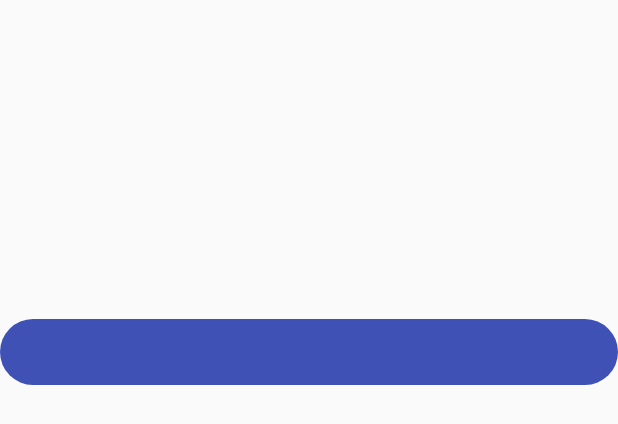
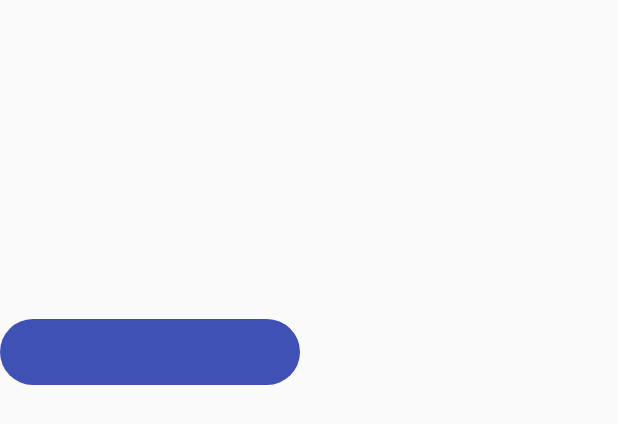
Before and after one commit to ladingwu/dimens_sw, an Android app: the layout activity_main.xml on its own in the app's theme, with its tools: preview values and no code run, on a phone screen of 412 x 824 dp. Shown: the top 424 px of the screen. Run offline under Robolectric (Android 15) with nearby library versions, the phone set to English and light mode, and no system bars.

Commit message:
update layout

```diff
--- a/app/src/main/res/layout/activity_main.xml
+++ b/app/src/main/res/layout/activity_main.xml
@@ -54,7 +54,7 @@
             app:layout_constraintTop_toTopOf="parent"/>
     <View
             android:id="@+id/view_show"
-            android:layout_width="match_parent"
+            android:layout_width="200dp"
             android:layout_height="@dimen/qb_px_40"
             android:background="@drawable/view_shape"
             android:layout_marginTop="60dp"
```
